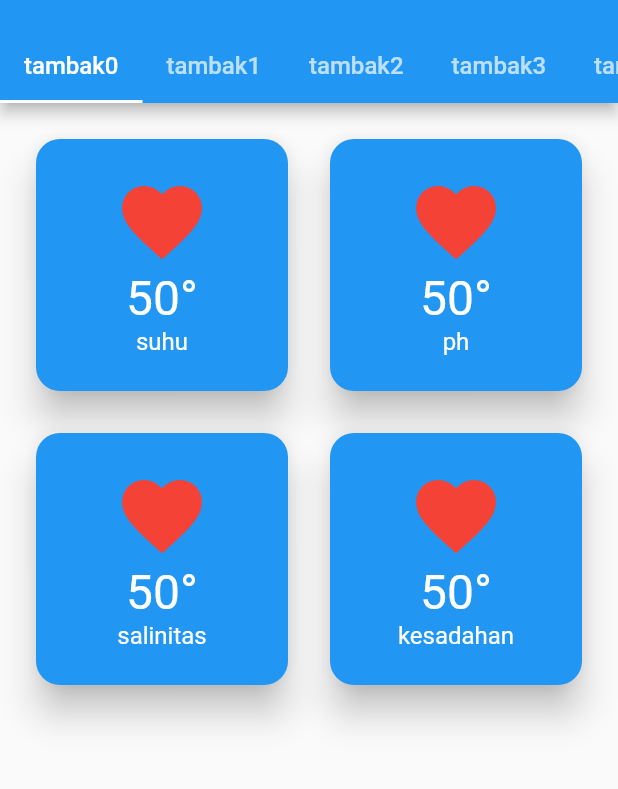
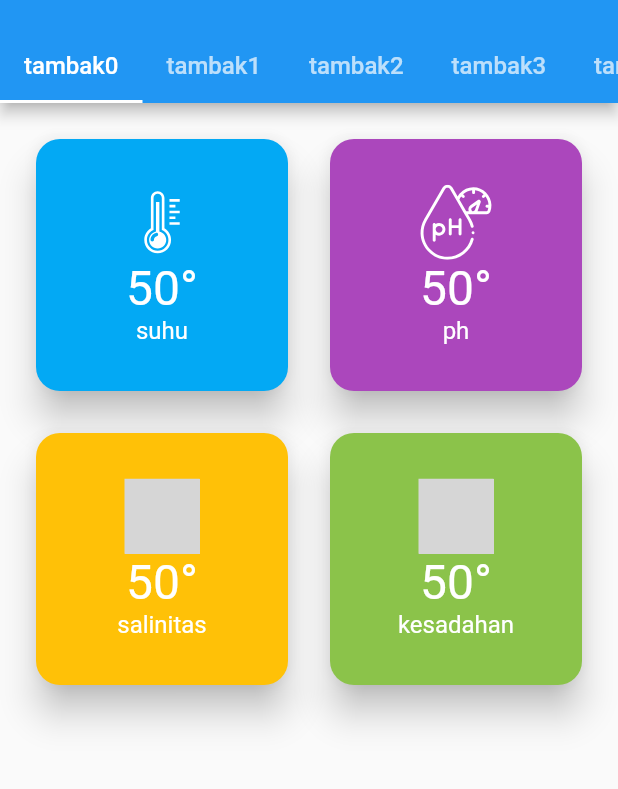
Before and after one commit to geohasby/fishmart, a Flutter app: the screen it shows after launch, on a phone screen of 412 x 824 dp, the part 71-860 px from its top. Run offline on Flutter 3.47's test engine with Material 2 defaults, Android fonts, the phone set to English and light mode, and no system bars; our stand-ins replace flutter_svg; grey boxes are pictures that could not be loaded.

Commit message:
change color and icon

```diff
--- a/lib/main.dart
+++ b/lib/main.dart
@@ -1,4 +1,5 @@
 import 'package:flutter/material.dart';
+import 'package:flutter_svg/flutter_svg.dart';
 
 void main() {
   runApp(MyApp());
@@ -62,6 +63,9 @@ class MyApp extends StatelessWidget {
   ];
 
   List<String> variable = ["suhu", "ph", "salinitas", "kesadahan"];
+
+  Color card_color = Colors.blue;
+  Color splash_color = Colors.blue;
 
   @override
   Widget build(BuildContext context) {
@@ -129,22 +133,38 @@ class MyApp extends StatelessWidget {
                   children: List.generate(
                     variable.length,
                     (i) {
+                      if (i == 0) {
+                        card_color = Colors.lightBlue;
+                        splash_color = Colors.blue.shade800;
+                      } else if (i == 1) {
+                        card_color = Colors.purple.shade400;
+                        splash_color = Colors.deepPurple;
+                      } else if (i == 2) {
+                        card_color = Colors.amber;
+                        splash_color = Colors.deepOrange;
+                      } else if (i == 3) {
+                        card_color = Colors.lightGreen;
+                        splash_color = Colors.teal;
+                      }
                       return Card(
-                        color: Colors.blue,
+                        color: card_color,
                         elevation: 10,
                         shape: RoundedRectangleBorder(
                           borderRadius: BorderRadius.circular(16),
                         ),
                         child: InkWell(
-                          splashColor: Colors.red,
+                          customBorder: RoundedRectangleBorder(
+                            borderRadius: BorderRadius.circular(16),
+                          ),
+                          splashColor: splash_color,
                           onTap: () {},
                           child: Column(
                             mainAxisAlignment: MainAxisAlignment.center,
                             children: [
-                              Icon(
-                                Icons.favorite,
-                                color: Colors.red,
-                                size: 64,
+                              SvgPicture.asset(
+                                'assets/' + variable[i] + '.svg',
+                                height: 50,
+                                color: Colors.white,
                               ),
                               Text(
                                 "50°",
@@ -169,6 +189,44 @@ class MyApp extends StatelessWidget {
                 );
               },
             ),
+            // Card(
+            //             color: card_color,
+            //             elevation: 10,
+            //             shape: RoundedRectangleBorder(
+            //               borderRadius: BorderRadius.circular(16),
+            //             ),
+            //             child: InkWell(
+            //               customBorder: RoundedRectangleBorder(
+            //                 borderRadius: BorderRadius.circular(16),
+            //               ),
+            //               splashColor: splash_color,
+            //               onTap: () {},
+            //               child: Column(
+            //                 mainAxisAlignment: MainAxisAlignment.center,
+            //                 children: [
+            //                   SvgPicture.asset(
+            //                     'assets/feed.svg',
+            //                     height: 50,
+            //                     color: Colors.white,
+            //                   ),
+            //                   Text(
+            //                     "50°",
+            //                     style: TextStyle(
+            //                       color: Colors.white,
+            //                       fontSize: 32,
+            //                     ),
+            //                   ),
+            //                   Text(
+            //                     'Automatic Feeder',
+            //                     style: TextStyle(
+            //                       color: Colors.white,
+            //                       fontSize: 16,
+            //                     ),
+            //                   ),
+            //                 ],
+            //               ),
+            //             ),
+            //           ),
           ),
         ),
       ),
--- a/pubspec.yaml
+++ b/pubspec.yaml
@@ -34,6 +34,7 @@ dependencies:
   # The following adds the Cupertino Icons font to your application.
   # Use with the CupertinoIcons class for iOS style icons.
   cupertino_icons: ^1.0.2
+  flutter_svg: ^0.22.0
 
 dev_dependencies:
   flutter_test:
@@ -58,9 +59,8 @@ flutter:
   uses-material-design: true
 
   # To add assets to your application, add an assets section, like this:
-  # assets:
-  #   - images/a_dot_burr.jpeg
-  #   - images/a_dot_ham.jpeg
+  assets:
+    - assets/
 
   # An image asset can refer to one or more resolution-specific "variants", see
   # https://flutter.dev/assets-and-images/#resolution-aware.
```
Also changed, not shown: assets/ph.svg (added), assets/suhu.svg (added), pubspec.lock.
